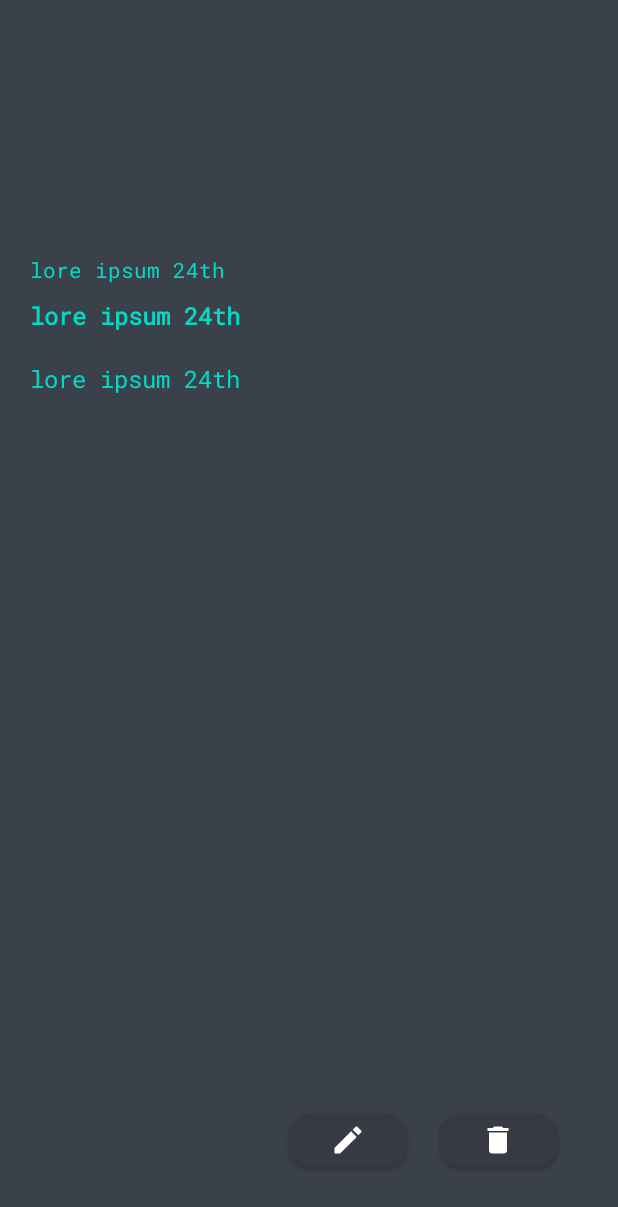
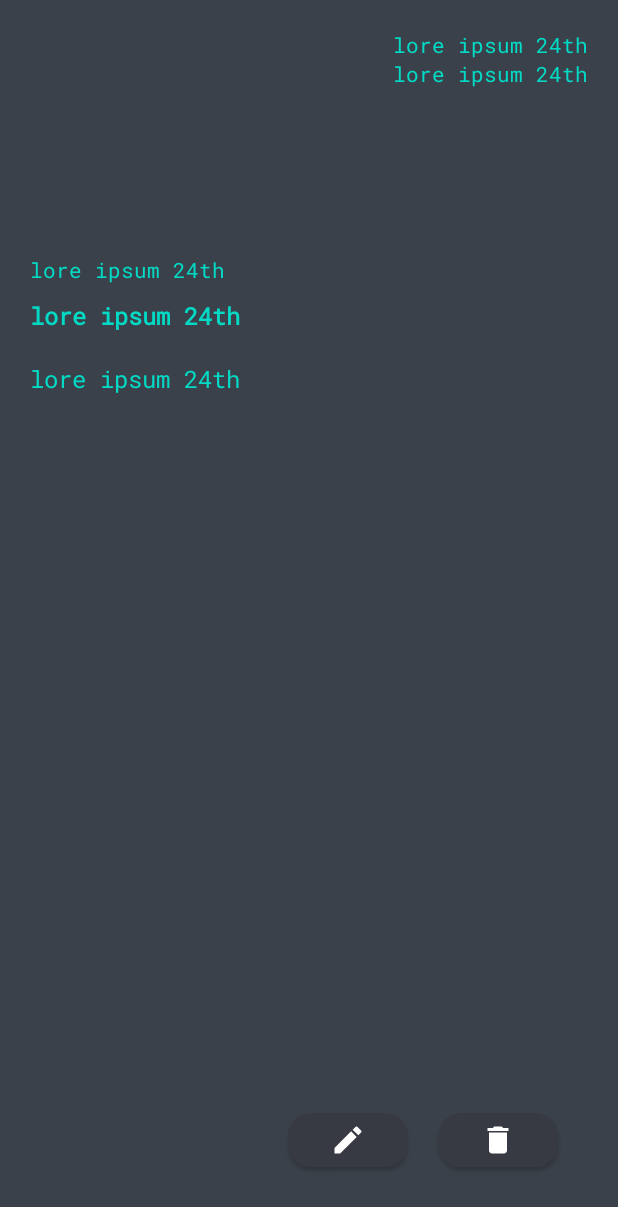
Before and after one commit to ahzamee/to-do-list, an Android app: the layout activity_todo_details.xml on its own in the app's theme, with its tools: preview values and no code run, on a phone screen of 412 x 824 dp. Shown: the top 1207 px of the screen. Run offline under Robolectric (Android 15) with nearby library versions, the light colour scheme and no system bars.

Commit message:
fix: create and update added in details page

```diff
--- a/app/src/main/res/layout/activity_todo_details.xml
+++ b/app/src/main/res/layout/activity_todo_details.xml
@@ -7,6 +7,18 @@
     android:background="@color/dark_grayish_blue"
     android:padding="20dp"
     tools:context=".view.TodoDetailsActivity">
+
+    <TextView
+        android:id="@+id/item_created_on"
+        style="@style/txt_v"
+        app:layout_constraintTop_toTopOf="parent"
+        app:layout_constraintRight_toRightOf="parent" />
+
+    <TextView
+        android:id="@+id/item_updated_on"
+        style="@style/txt_v"
+        app:layout_constraintTop_toBottomOf="@id/item_created_on"
+        app:layout_constraintRight_toRightOf="parent" />
 
     <TextView
         android:id="@+id/item_date_time"
--- a/app/src/main/res/values/strings.xml
+++ b/app/src/main/res/values/strings.xml
@@ -16,4 +16,6 @@
     <string name="dialog_body_success_insert">Your new TODO successfully recorded. Do you want to add another one?</string>
     <string name="add_new">Add New</string>
     <string name="back">back</string>
+    <string name="create_on">Created on: </string>
+    <string name="updated_on">Last update: </string>
 </resources>
```
Also changed, not shown: app/src/main/java/techetronventures/todolist/view/TodoDetailsActivity.kt (+10 -3 lines).
